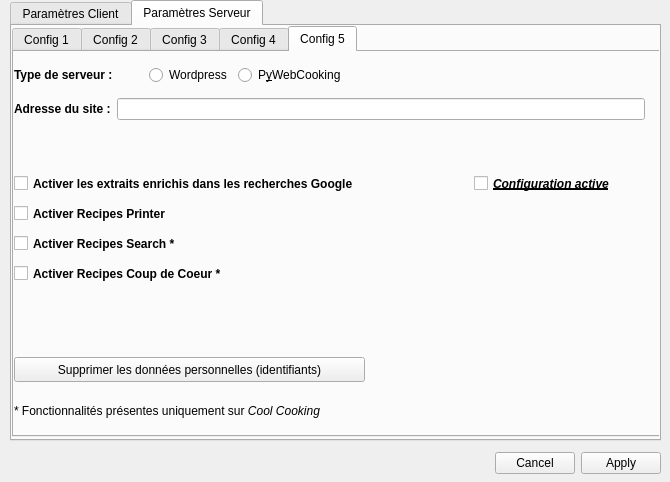
Old version of the form ui/options.ui in the repository AlypieFr/qrecipewriter.
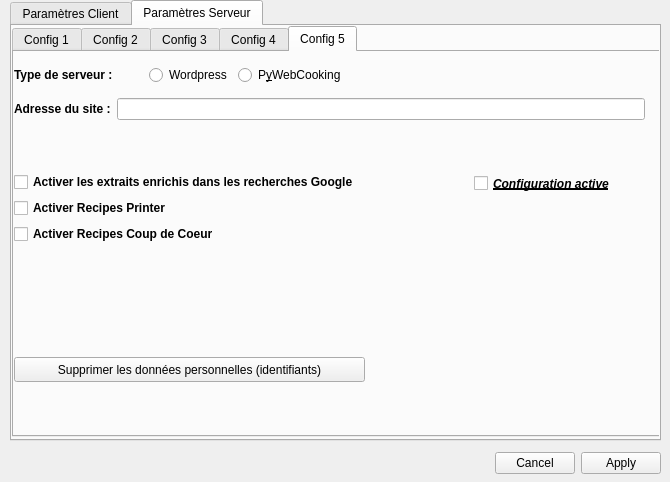
New version of the form. The open tabs and pages were chosen to show the change. Icons and pictures are not drawn.

Commit message: Remove CoolCooking-specific options (moved server side)

```diff
--- a/ui/options.ui
+++ b/ui/options.ui
@@ -1342,89 +1342,6 @@
        <attribute name="title">
         <string>Config 5</string>
        </attribute>
-       <widget class="QLabel" name="label_6">
-        <property name="geometry">
-         <rect>
-          <x>0</x>
-          <y>350</y>
-          <width>621</width>
-          <height>18</height>
-         </rect>
-        </property>
-        <property name="text">
-         <string>* Fonctionnalités présentes uniquement sur &lt;i&gt;Cool Cooking&lt;/i&gt;</string>
-        </property>
-       </widget>
-       <widget class="QCheckBox" name="recPrinter_5">
-        <property name="geometry">
-         <rect>
-          <x>0</x>
-          <y>150</y>
-          <width>201</width>
-          <height>23</height>
-         </rect>
-        </property>
-        <property name="styleSheet">
-         <string notr="true">font-weight: bold;</string>
-        </property>
-        <property name="text">
-         <string>Activer Recipes Printer</string>
-        </property>
-       </widget>
-       <widget class="QCheckBox" name="richSnippets_5">
-        <property name="geometry">
-         <rect>
-          <x>0</x>
-          <y>120</y>
-          <width>431</width>
-          <height>23</height>
-         </rect>
-        </property>
-        <property name="sizePolicy">
-         <sizepolicy hsizetype="Minimum" vsizetype="Fixed">
-          <horstretch>0</horstretch>
-          <verstretch>0</verstretch>
-         </sizepolicy>
-        </property>
-        <property name="styleSheet">
-         <string notr="true">font-weight: bold;</string>
-        </property>
-        <property name="text">
-         <string>Activer les extraits enrichis dans les recherches Google</string>
-        </property>
-       </widget>
-       <widget class="QCheckBox" name="recSearch_5">
-        <property name="geometry">
-         <rect>
-          <x>0</x>
-          <y>180</y>
-          <width>211</width>
-          <height>23</height>
-         </rect>
-        </property>
-        <property name="styleSheet">
-         <string notr="true">font-weight: bold;</string>
-        </property>
-        <property name="text">
-         <string>Activer Recipes Search *</string>
-        </property>
-       </widget>
-       <widget class="QCheckBox" name="recCoupDeCoeur_5">
-        <property name="geometry">
-         <rect>
-          <x>0</x>
-          <y>210</y>
-          <width>261</width>
-          <height>23</height>
-         </rect>
-        </property>
-        <property name="styleSheet">
-         <string notr="true">font-weight: bold;</string>
-        </property>
-        <property name="text">
-         <string>Activer Recipes Coup de Coeur *</string>
-        </property>
-       </widget>
        <widget class="QCheckBox" name="configActive_5">
         <property name="geometry">
          <rect>
@@ -1546,6 +1463,67 @@
          </item>
         </layout>
        </widget>
+       <widget class="QWidget" name="">
+        <property name="geometry">
+         <rect>
+          <x>0</x>
+          <y>120</y>
+          <width>381</width>
+          <height>89</height>
+         </rect>
+        </property>
+        <layout class="QVBoxLayout" name="verticalLayout_5">
+         <item>
+          <widget class="QCheckBox" name="richSnippets_5">
+           <property name="sizePolicy">
+            <sizepolicy hsizetype="Minimum" vsizetype="Fixed">
+             <horstretch>0</horstretch>
+             <verstretch>0</verstretch>
+            </sizepolicy>
+           </property>
+           <property name="styleSheet">
+            <string notr="true">font-weight: bold;</string>
+           </property>
+           <property name="text">
+            <string>Activer les extraits enrichis dans les recherches Google</string>
+           </property>
+          </widget>
+         </item>
+         <item>
+          <widget class="QCheckBox" name="recPrinter_5">
+           <property name="styleSheet">
+            <string notr="true">font-weight: bold;</string>
+           </property>
+           <property name="text">
+            <string>Activer Recipes Printer</string>
+           </property>
+          </widget>
+         </item>
+         <item>
+          <widget class="QCheckBox" name="recCoupDeCoeur_5">
+           <property name="styleSheet">
+            <string notr="true">font-weight: bold;</string>
+           </property>
+           <property name="text">
+            <string>Activer Recipes Coup de Coeur</string>
+           </property>
+          </widget>
+         </item>
+         <item>
+          <spacer name="verticalSpacer_5">
+           <property name="orientation">
+            <enum>Qt::Vertical</enum>
+           </property>
+           <property name="sizeHint" stdset="0">
+            <size>
+             <width>20</width>
+             <height>40</height>
+            </size>
+           </property>
+          </spacer>
+         </item>
+        </layout>
+       </widget>
       </widget>
      </widget>
     </widget>
```
Left out of the diff: 537 changed lines with no effect on the pictures. The commit also changes 7 other files.
